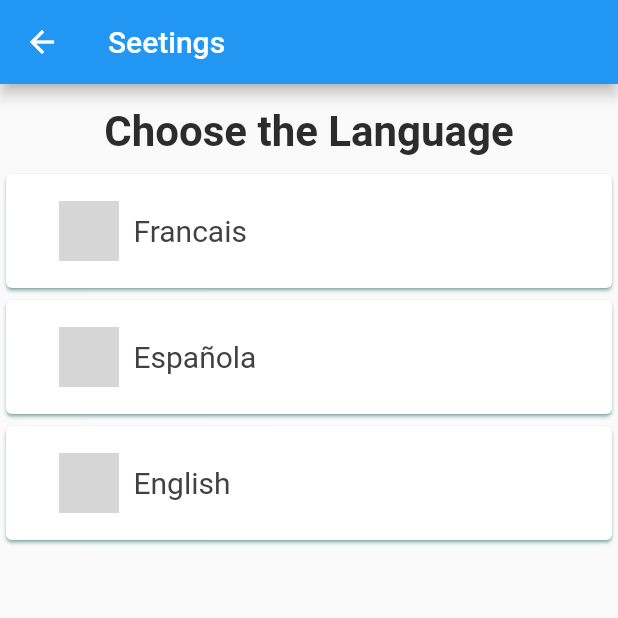
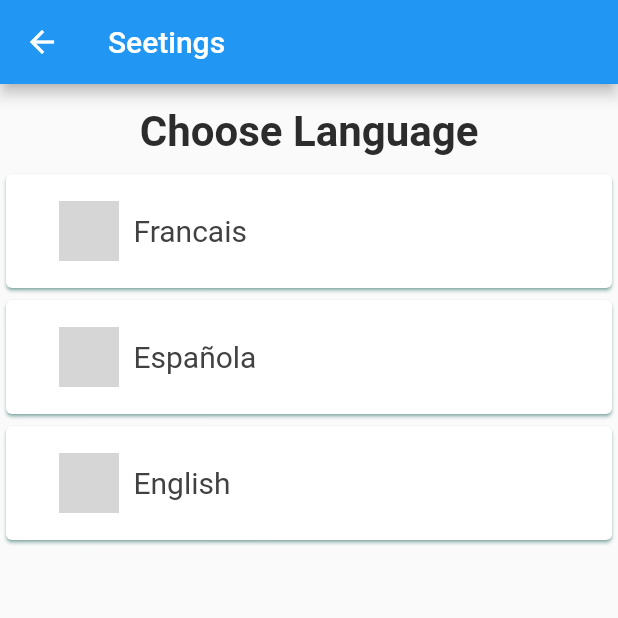
Before and after one commit to cameldjoulako/prolang, a Flutter app: the screen it shows after launch, after a tap on the "language" icon, on a phone screen of 412 x 824 dp, the top half of it. Run offline on Flutter 3.47's test engine with Material 2 defaults, Android fonts, the phone set to English and light mode, and no system bars; generated files the repository leaves out were written again; grey boxes are pictures that could not be loaded.

Commit message:
try to fix error*

```diff
--- a/lib/main.dart
+++ b/lib/main.dart
@@ -1,9 +1,8 @@
 import 'package:flutter/material.dart';
 import 'package:flutter/services.dart';
+
 import 'package:flutter_gen/gen_l10n/app_localizations.dart';
-
 import 'package:flutter_localizations/flutter_localizations.dart';
-//import 'package:intl/intl.dart';
 
 import 'pages/hero_list.dart';
 
@@ -12,9 +11,14 @@ void main() {
   runApp(const MyApp());
 }
 
-class MyApp extends StatelessWidget {
+class MyApp extends StatefulWidget {
   const MyApp({super.key});
 
+  @override
+  State<MyApp> createState() => _MyAppState();
+}
+
+class _MyAppState extends State<MyApp> {
   @override
   Widget build(BuildContext context) {
     SystemChrome.setSystemUIOverlayStyle(
@@ -22,9 +26,6 @@ class MyApp extends StatelessWidget {
     );
     return MaterialApp(
       debugShowCheckedModeBanner: false,
-      /*  onGenerateTitle: (context) {
-        return AppLocalizations.of(context).appTitle;
-      }, */
       localizationsDelegates: const [
         AppLocalizations.delegate,
         GlobalMaterialLocalizations.delegate,
@@ -36,12 +37,13 @@ class MyApp extends StatelessWidget {
         Locale('en', ''),
         Locale('es', ''),
       ],
-      //title: 'Heroes of Computer Science',
+      title: 'Heroes of Computer Science',
       //title: AppLocalizations.of(context).appTitle,
       theme: ThemeData(
         primarySwatch: Colors.blue,
       ),
-      home: const HeroList(title: 'Heroes of Computer Science'),
+      //home: HeroList(title: AppLocalizations.of(context)!.appTitle),
+      home: const HeroList(title: "Heroes of Computer Science"),
     );
   }
 }
--- a/lib/pages/hero_list.dart
+++ b/lib/pages/hero_list.dart
@@ -1,12 +1,13 @@
 import 'package:flutter/material.dart';
 import 'package:prolang/pages/settings.dart';
 import 'package:prolang/pages/widgets/hero_card.dart';
+
 import 'package:flutter_gen/gen_l10n/app_localizations.dart';
 
 class HeroList extends StatefulWidget {
   final String title;
 
-  const HeroList({super.key, this.title = 'Heroes of computer science'});
+  const HeroList({super.key, required this.title});
 
   @override
   State<HeroList> createState() => _HeroListState();
@@ -15,9 +16,6 @@ class HeroList extends StatefulWidget {
 class _HeroListState extends State<HeroList> {
   @override
   Widget build(BuildContext context) {
-    /* var translate = AppLocalizations.of(context);
-    print(translate.appTitle); */
-
     return Scaffold(
       appBar: AppBar(
         title: Text(widget.title),
@@ -41,6 +39,7 @@ class _HeroListState extends State<HeroList> {
             const Padding(
               padding: EdgeInsets.only(bottom: 8.0),
               child: Text('6 Hereos'),
+              //child: Text(AppLocalizations.of(context)!.heroNumber),
             ),
             Expanded(
               child: ListView(
--- a/lib/pages/settings.dart
+++ b/lib/pages/settings.dart
@@ -1,7 +1,7 @@
 // ignore_for_file: dead_code
 
 import 'package:flutter/material.dart';
-//import 'package:country_icons/country_icons.dart';
+//import 'package:country_icons/country_icons.dart';;
 
 class ChangeLanguage extends StatefulWidget {
   const ChangeLanguage({super.key});
@@ -23,7 +23,7 @@ class _ChangeLanguageState extends State<ChangeLanguage> {
           const Padding(
             padding: EdgeInsets.only(top: 15, bottom: 8.0),
             child: Text(
-              'Choose the Language',
+              'Choose Language',
               style: TextStyle(
                 fontSize: 28,
                 color: Color.fromARGB(255, 44, 44, 44),
```
Also changed, not shown: lib/l10n/app_en.arb (+15 -4 lines), lib/l10n/app_es.arb (+15 -1 lines), lib/l10n/app_fr.arb (+15 -1 lines), pubspec.yaml (+1 -8 lines).
